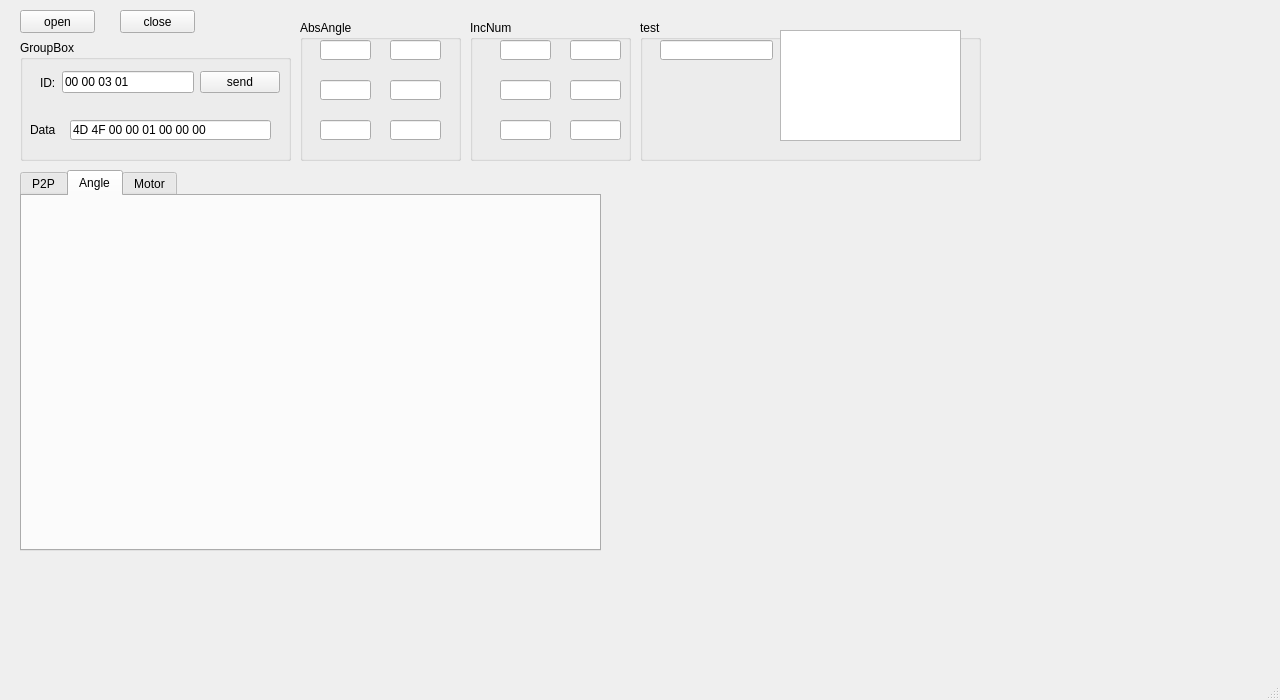
Before: the Qt Designer form view.ui in philyc/Manipulator_Controller, drawn with Qt 5.
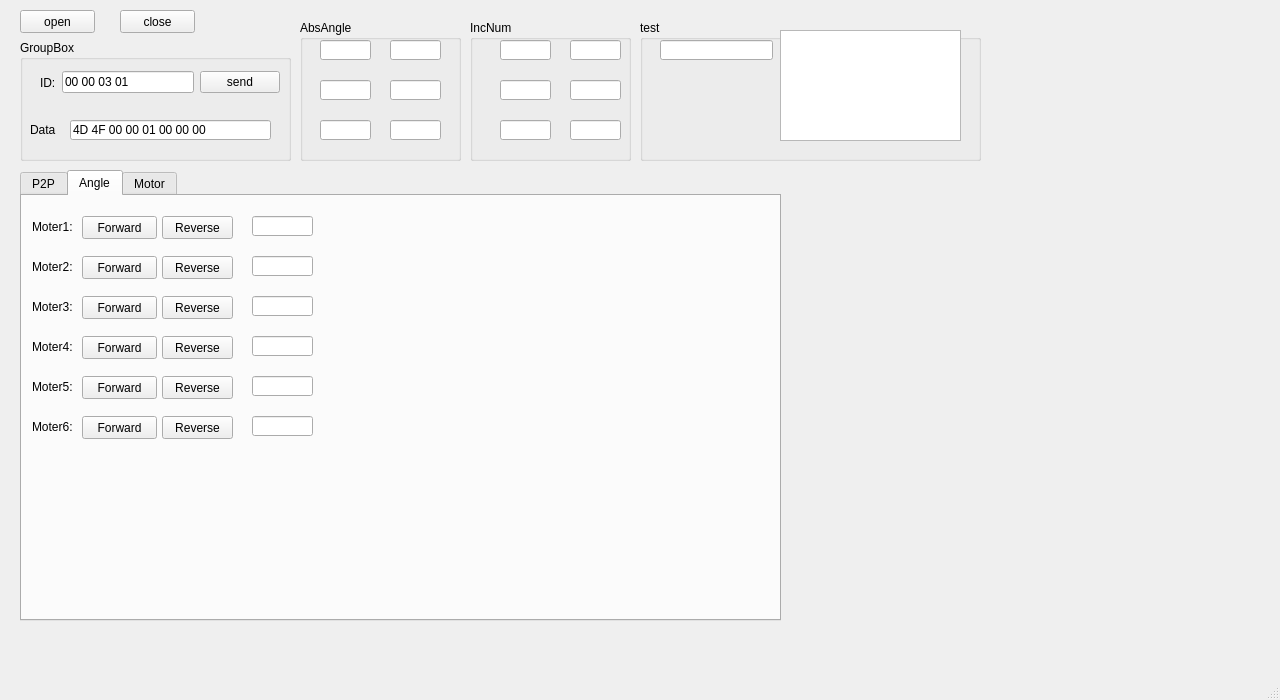
After: the same form once the commit is applied. The open tabs and pages were chosen to show the change. Custom widgets are drawn as their Qt base class.

Commit message: add motor control

```diff
--- a/view.ui
+++ b/view.ui
@@ -120,8 +120,8 @@
      <rect>
       <x>20</x>
       <y>170</y>
-      <width>581</width>
-      <height>381</height>
+      <width>761</width>
+      <height>451</height>
      </rect>
     </property>
     <property name="tabPosition">
@@ -145,6 +145,300 @@
      <attribute name="title">
       <string>Angle</string>
      </attribute>
+     <widget class="QPushButton" name="btnMoter1RunFor">
+      <property name="geometry">
+       <rect>
+        <x>60</x>
+        <y>20</y>
+        <width>75</width>
+        <height>23</height>
+       </rect>
+      </property>
+      <property name="text">
+       <string>Forward</string>
+      </property>
+     </widget>
+     <widget class="QPushButton" name="btnMoter1RunRev">
+      <property name="geometry">
+       <rect>
+        <x>140</x>
+        <y>20</y>
+        <width>71</width>
+        <height>23</height>
+       </rect>
+      </property>
+      <property name="text">
+       <string>Reverse</string>
+      </property>
+     </widget>
+     <widget class="QLineEdit" name="edtMoter1RunAngle">
+      <property name="geometry">
+       <rect>
+        <x>230</x>
+        <y>20</y>
+        <width>61</width>
+        <height>20</height>
+       </rect>
+      </property>
+     </widget>
+     <widget class="QLineEdit" name="edtMoter2RunAngle">
+      <property name="geometry">
+       <rect>
+        <x>230</x>
+        <y>60</y>
+        <width>61</width>
+        <height>20</height>
+       </rect>
+      </property>
+     </widget>
+     <widget class="QPushButton" name="btnMoter2RunFor">
+      <property name="geometry">
+       <rect>
+        <x>60</x>
+        <y>60</y>
+        <width>75</width>
+        <height>23</height>
+       </rect>
+      </property>
+      <property name="text">
+       <string>Forward</string>
+      </property>
+     </widget>
+     <widget class="QPushButton" name="btnMoter2RunRev">
+      <property name="geometry">
+       <rect>
+        <x>140</x>
+        <y>60</y>
+        <width>71</width>
+        <height>23</height>
+       </rect>
+      </property>
+      <property name="text">
+       <string>Reverse</string>
+      </property>
+     </widget>
+     <widget class="QLineEdit" name="edtMoter3RunAngle">
+      <property name="geometry">
+       <rect>
+        <x>230</x>
+        <y>100</y>
+        <width>61</width>
+        <height>20</height>
+       </rect>
+      </property>
+     </widget>
+     <widget class="QPushButton" name="btnMoter3RunRev">
+      <property name="geometry">
+       <rect>
+        <x>140</x>
+        <y>100</y>
+        <width>71</width>
+        <height>23</height>
+       </rect>
+      </property>
+      <property name="text">
+       <string>Reverse</string>
+      </property>
+     </widget>
+     <widget class="QPushButton" name="btnMoter3RunFor">
+      <property name="geometry">
+       <rect>
+        <x>60</x>
+        <y>100</y>
+        <width>75</width>
+        <height>23</height>
+       </rect>
+      </property>
+      <property name="text">
+       <string>Forward</string>
+      </property>
+     </widget>
+     <widget class="QLineEdit" name="edtMoter4RunAngle">
+      <property name="geometry">
+       <rect>
+        <x>230</x>
+        <y>140</y>
+        <width>61</width>
+        <height>20</height>
+       </rect>
+      </property>
+     </widget>
+     <widget class="QPushButton" name="btnMoter4RunFor">
+      <property name="geometry">
+       <rect>
+        <x>60</x>
+        <y>140</y>
+        <width>75</width>
+        <height>23</height>
+       </rect>
+      </property>
+      <property name="text">
+       <string>Forward</string>
+      </property>
+     </widget>
+     <widget class="QPushButton" name="btnMoter4RunRev">
+      <property name="geometry">
+       <rect>
+        <x>140</x>
+        <y>140</y>
+        <width>71</width>
+        <height>23</height>
+       </rect>
+      </property>
+      <property name="text">
+       <string>Reverse</string>
+      </property>
+     </widget>
+     <widget class="QPushButton" name="btnMoter5RunFor">
+      <property name="geometry">
+       <rect>
+        <x>60</x>
+        <y>180</y>
+        <width>75</width>
+        <height>23</height>
+       </rect>
+      </property>
+      <property name="text">
+       <string>Forward</string>
+      </property>
+     </widget>
+     <widget class="QPushButton" name="btnMoter5RunRev">
+      <property name="geometry">
+       <rect>
+        <x>140</x>
+        <y>180</y>
+        <width>71</width>
+        <height>23</height>
+       </rect>
+      </property>
+      <property name="text">
+       <string>Reverse</string>
+      </property>
+     </widget>
+     <widget class="QLineEdit" name="edtMoter5RunAngle">
+      <property name="geometry">
+       <rect>
+        <x>230</x>
+        <y>180</y>
+        <width>61</width>
+        <height>20</height>
+       </rect>
+      </property>
+     </widget>
+     <widget class="QPushButton" name="btnMoter6RunFor">
+      <property name="geometry">
+       <rect>
+        <x>60</x>
+        <y>220</y>
+        <width>75</width>
+        <height>23</height>
+       </rect>
+      </property>
+      <property name="text">
+       <string>Forward</string>
+      </property>
+     </widget>
+     <widget class="QPushButton" name="btnMoter6RunRev">
+      <property name="geometry">
+       <rect>
+        <x>140</x>
+        <y>220</y>
+        <width>71</width>
+        <height>23</height>
+       </rect>
+      </property>
+      <property name="text">
+       <string>Reverse</string>
+      </property>
+     </widget>
+     <widget class="QLineEdit" name="edtMoter6RunAngle">
+      <property name="geometry">
+       <rect>
+        <x>230</x>
+        <y>220</y>
+        <width>61</width>
+        <height>20</height>
+       </rect>
+      </property>
+     </widget>
+     <widget class="QLabel" name="labMoter1Run">
+      <property name="geometry">
+       <rect>
+        <x>10</x>
+        <y>20</y>
+        <width>41</width>
+        <height>21</height>
+       </rect>
+      </property>
+      <property name="text">
+       <string>Moter1:</string>
+      </property>
+     </widget>
+     <widget class="QLabel" name="labMoter2Run">
+      <property name="geometry">
+       <rect>
+        <x>10</x>
+        <y>60</y>
+        <width>41</width>
+        <height>21</height>
+       </rect>
+      </property>
+      <property name="text">
+       <string>Moter2:</string>
+      </property>
+     </widget>
+     <widget class="QLabel" name="labMoter3Run">
+      <property name="geometry">
+       <rect>
+        <x>10</x>
+        <y>100</y>
+        <width>41</width>
+        <height>21</height>
+       </rect>
+      </property>
+      <property name="text">
+       <string>Moter3:</string>
+      </property>
+     </widget>
+     <widget class="QLabel" name="labMoter4Run">
+      <property name="geometry">
+       <rect>
+        <x>10</x>
+        <y>140</y>
+        <width>41</width>
+        <height>21</height>
+       </rect>
+      </property>
+      <property name="text">
+       <string>Moter4:</string>
+      </property>
+     </widget>
+     <widget class="QLabel" name="labMoter5Run">
+      <property name="geometry">
+       <rect>
+        <x>10</x>
+        <y>180</y>
+        <width>41</width>
+        <height>21</height>
+       </rect>
+      </property>
+      <property name="text">
+       <string>Moter5:</string>
+      </property>
+     </widget>
+     <widget class="QLabel" name="labMoter6Run">
+      <property name="geometry">
+       <rect>
+        <x>10</x>
+        <y>220</y>
+        <width>41</width>
+        <height>21</height>
+       </rect>
+      </property>
+      <property name="text">
+       <string>Moter6:</string>
+      </property>
+     </widget>
     </widget>
     <widget class="QWidget" name="tabSingle">
      <attribute name="title">
@@ -347,8 +641,8 @@
    <widget class="QCustomPlot" name="wgtMoter1" native="true">
     <property name="geometry">
      <rect>
-      <x>610</x>
-      <y>190</y>
+      <x>810</x>
+      <y>180</y>
       <width>231</width>
       <height>141</height>
      </rect>
@@ -357,8 +651,8 @@
    <widget class="QCustomPlot" name="wgtMoter2" native="true">
     <property name="geometry">
      <rect>
-      <x>850</x>
-      <y>190</y>
+      <x>1050</x>
+      <y>180</y>
       <width>221</width>
       <height>141</height>
      </rect>
@@ -367,8 +661,8 @@
    <widget class="QCustomPlot" name="wgtMoter3" native="true">
     <property name="geometry">
      <rect>
-      <x>610</x>
-      <y>340</y>
+      <x>810</x>
+      <y>330</y>
       <width>231</width>
       <height>141</height>
      </rect>
@@ -377,8 +671,8 @@
    <widget class="QCustomPlot" name="wgtMoter4" native="true">
     <property name="geometry">
      <rect>
-      <x>850</x>
-      <y>340</y>
+      <x>1050</x>
+      <y>330</y>
       <width>221</width>
       <height>141</height>
      </rect>
@@ -387,8 +681,8 @@
    <widget class="QCustomPlot" name="wgtMoter5" native="true">
     <property name="geometry">
      <rect>
-      <x>610</x>
-      <y>490</y>
+      <x>810</x>
+      <y>480</y>
       <width>231</width>
       <height>131</height>
      </rect>
@@ -397,8 +691,8 @@
    <widget class="QCustomPlot" name="wgtMoter6" native="true">
     <property name="geometry">
      <rect>
-      <x>850</x>
-      <y>490</y>
+      <x>1050</x>
+      <y>480</y>
       <width>221</width>
       <height>141</height>
      </rect>
```
The commit also changes 1 other file.
